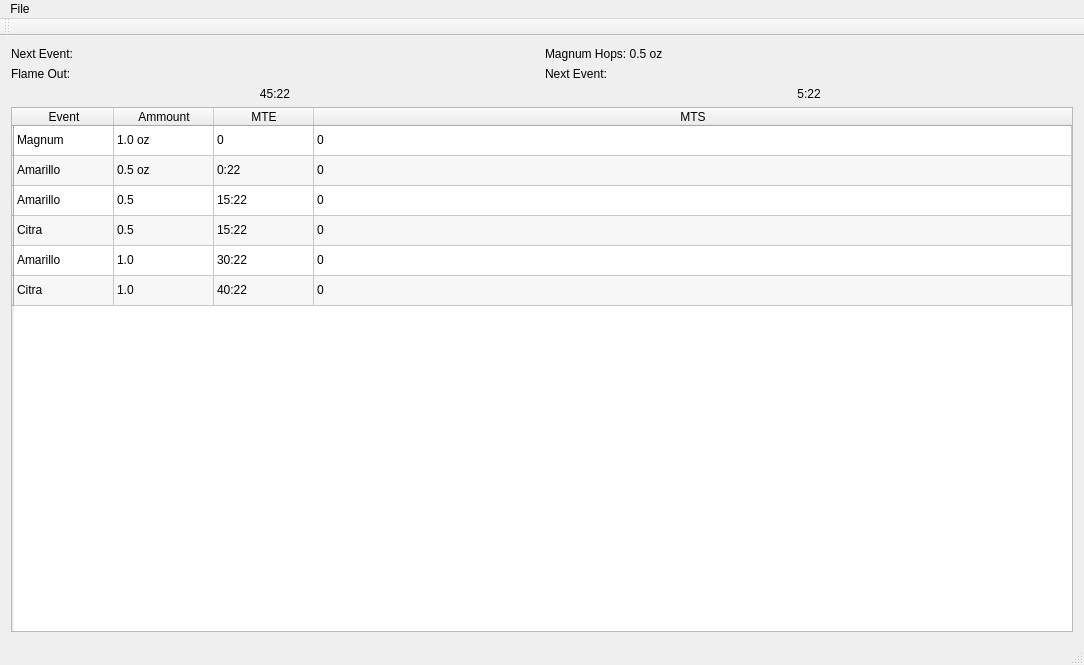
The window that brewtimer.ui (nelseric/brewtimer) describes before a commit, drawn with Qt 5.
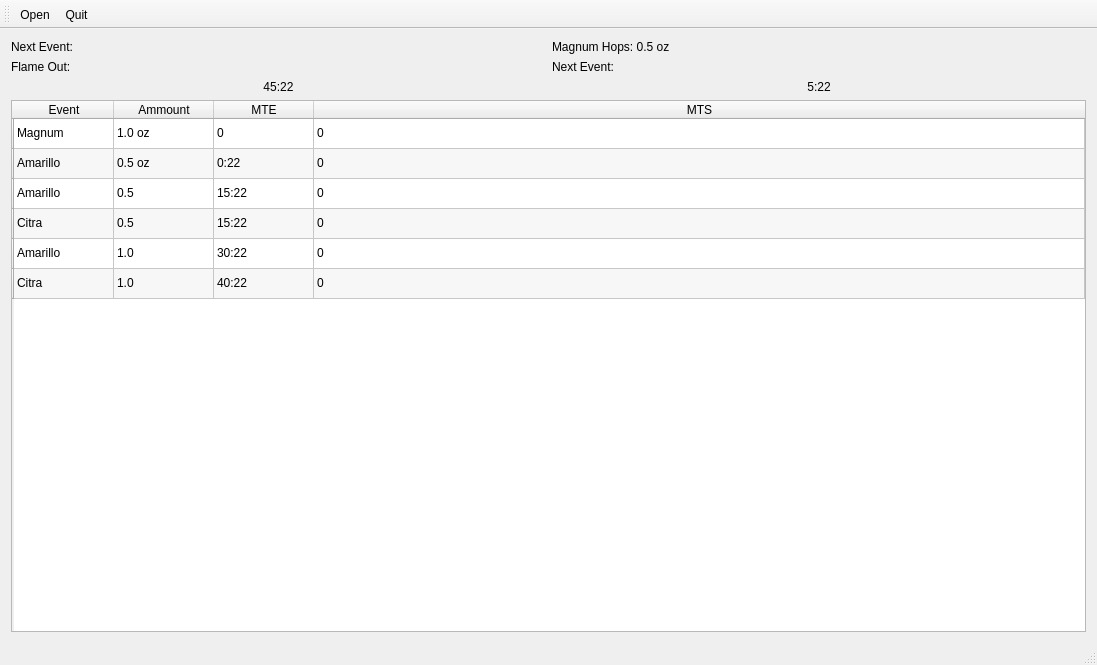
The same window after the commit.

Commit message: moved ui to toolbar

Diff of the .ui file:
```diff
--- a/brewtimer.ui
+++ b/brewtimer.ui
@@ -6,7 +6,7 @@
    <rect>
     <x>0</x>
     <y>0</y>
-    <width>1084</width>
+    <width>1097</width>
     <height>665</height>
    </rect>
   </property>
@@ -275,24 +275,6 @@
     </item>
    </layout>
   </widget>
-  <widget class="QMenuBar" name="menuBar">
-   <property name="geometry">
-    <rect>
-     <x>0</x>
-     <y>0</y>
-     <width>1084</width>
-     <height>21</height>
-    </rect>
-   </property>
-   <widget class="QMenu" name="menuFile">
-    <property name="title">
-     <string>File</string>
-    </property>
-    <addaction name="actionOpen"/>
-    <addaction name="actionQuit"/>
-   </widget>
-   <addaction name="menuFile"/>
-  </widget>
   <widget class="QToolBar" name="mainToolBar">
    <attribute name="toolBarArea">
     <enum>TopToolBarArea</enum>
@@ -300,6 +282,8 @@
    <attribute name="toolBarBreak">
     <bool>false</bool>
    </attribute>
+   <addaction name="actionOpen"/>
+   <addaction name="actionQuit"/>
   </widget>
   <widget class="QStatusBar" name="statusBar"/>
   <action name="actionOpen">
```
